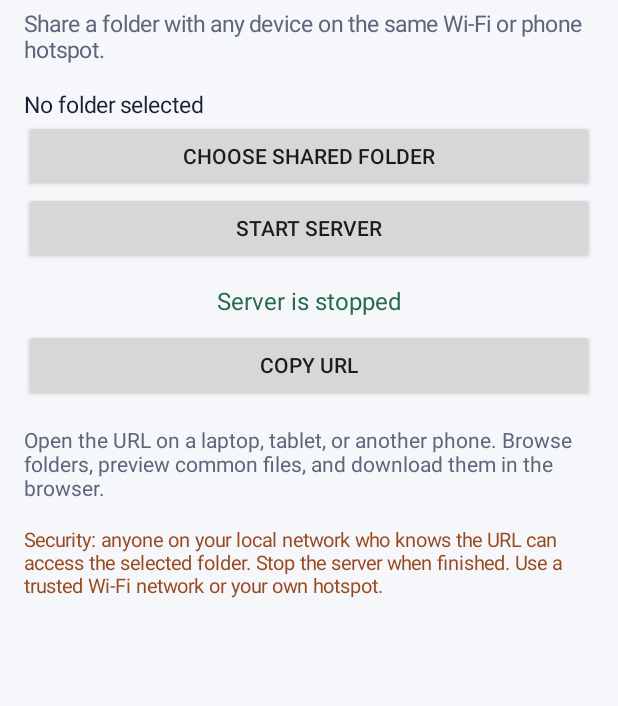
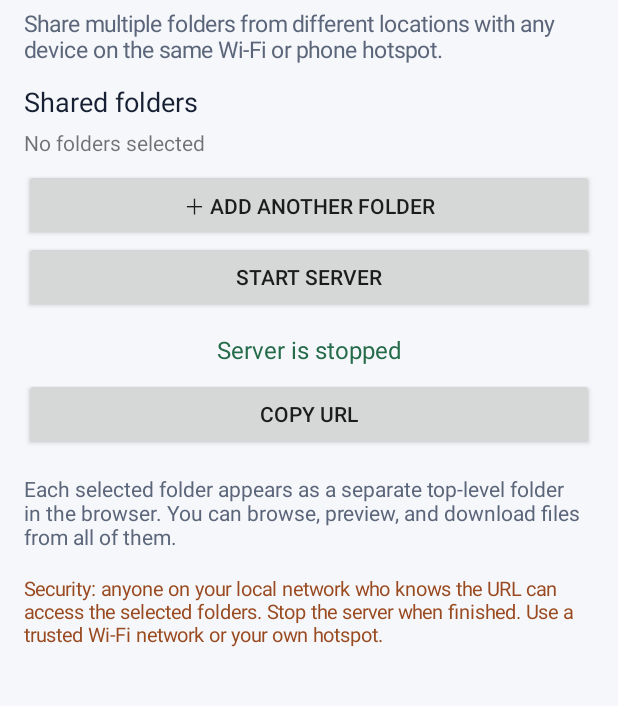
Before and after one commit to bharath747/http-server-android, an Android app: the screen it shows after launch (MainActivity), on a phone screen of 412 x 824 dp, the part 89-795 px from its top. Run offline under Robolectric (Android 15) with nearby library versions, the phone set to English and light mode, and no system bars.

Commit message:
Support selecting multiple shared folders

```diff
--- a/app/src/main/java/com/bharath/httpserver/MainActivity.kt
+++ b/app/src/main/java/com/bharath/httpserver/MainActivity.kt
@@ -10,17 +10,22 @@ import android.widget.LinearLayout
 import android.widget.TextView
 import android.widget.Toast
 import androidx.core.content.ContextCompat
+import androidx.documentfile.provider.DocumentFile
 
 class MainActivity : Activity() {
     private val pickFolder = 100
-    private var folderUri: Uri? = null
-    private lateinit var folderLabel: TextView
+    private val folderUris = mutableListOf<Uri>()
+    private lateinit var folderList: LinearLayout
     private lateinit var urlLabel: TextView
     private lateinit var startButton: Button
 
     override fun onCreate(savedInstanceState: Bundle?) {
         super.onCreate(savedInstanceState)
-        folderUri = getPreferences(MODE_PRIVATE).getString("folder", null)?.let(Uri::parse)
+        val prefs = getPreferences(MODE_PRIVATE)
+        val saved = prefs.getStringSet("folders", null)
+        if (saved != null) folderUris.addAll(saved.mapNotNull { runCatching { Uri.parse(it) }.getOrNull() })
+        else prefs.getString("folder", null)?.let { folderUris.add(Uri.parse(it)) }
+
         val root = LinearLayout(this).apply {
             orientation = LinearLayout.VERTICAL
             setPadding(24, 36, 24, 24)
@@ -29,11 +34,12 @@ class MainActivity : Activity() {
         fun label(value: String, size: Float, color: Int = 0xFF172033.toInt()) =
             TextView(this).apply { text = value; textSize = size; setTextColor(color) }
         root.addView(label("HTTP File Server", 26f))
-        root.addView(label("Share a folder with any device on the same Wi-Fi or phone hotspot.", 15f, 0xFF5C667A.toInt()).apply { setPadding(0, 8, 0, 24) })
-        folderLabel = label("No folder selected", 15f)
-        root.addView(folderLabel)
+        root.addView(label("Share multiple folders from different locations with any device on the same Wi-Fi or phone hotspot.", 15f, 0xFF5C667A.toInt()).apply { setPadding(0, 8, 0, 18) })
+        root.addView(label("Shared folders", 18f))
+        folderList = LinearLayout(this).apply { orientation = LinearLayout.VERTICAL }
+        root.addView(folderList)
         root.addView(Button(this).apply {
-            text = "Choose shared folder"
+            text = "＋ Add another folder"
             setOnClickListener { startActivityForResult(Intent(Intent.ACTION_OPEN_DOCUMENT_TREE), pickFolder) }
         })
         startButton = Button(this).apply { text = "START SERVER"; setOnClickListener { toggleServer() } }
@@ -51,22 +57,58 @@ class MainActivity : Activity() {
                 }
             }
         })
-        root.addView(label("Open the URL on a laptop, tablet, or another phone. Browse folders, preview common files, and download them in the browser.", 14f, 0xFF5C667A.toInt()).apply { setPadding(0, 24, 0, 0) })
-        root.addView(label("Security: anyone on your local network who knows the URL can access the selected folder. Stop the server when finished. Use a trusted Wi-Fi network or your own hotspot.", 13f, 0xFF9A4A20.toInt()).apply { setPadding(0, 24, 0, 0) })
+        root.addView(label("Each selected folder appears as a separate top-level folder in the browser. You can browse, preview, and download files from all of them.", 14f, 0xFF5C667A.toInt()).apply { setPadding(0, 24, 0, 0) })
+        root.addView(label("Security: anyone on your local network who knows the URL can access the selected folders. Stop the server when finished. Use a trusted Wi-Fi network or your own hotspot.", 13f, 0xFF9A4A20.toInt()).apply { setPadding(0, 24, 0, 0) })
         setContentView(root)
-        refreshFolder()
+        refreshFolders()
     }
 
-    private fun refreshFolder() { folderLabel.text = if (folderUri == null) "No folder selected" else "Shared folder selected ✓" }
+    private fun refreshFolders() {
+        folderList.removeAllViews()
+        if (folderUris.isEmpty()) {
+            folderList.addView(TextView(this).apply { text = "No folders selected"; textSize = 14f; setPadding(0, 8, 0, 12) })
+        }
+        folderUris.forEachIndexed { index, uri ->
+            val name = DocumentFile.fromTreeUri(this, uri)?.name ?: "Selected folder ${index + 1}"
+            folderList.addView(LinearLayout(this).apply {
+                orientation = LinearLayout.HORIZONTAL
+                gravity = Gravity.CENTER_VERTICAL
+                addView(TextView(this@MainActivity).apply {
+                    text = "📁 $name"
+                    textSize = 15f
+                    layoutParams = LinearLayout.LayoutParams(0, LinearLayout.LayoutParams.WRAP_CONTENT, 1f)
+                    setPadding(0, 8, 8, 8)
+                })
+                addView(Button(this@MainActivity).apply {
+                    text = "Remove"
+                    setOnClickListener {
+                        folderUris.removeAt(index)
+                        saveFolders()
+                        refreshFolders()
+                    }
+                })
+            })
+        }
+    }
+
+    private fun saveFolders() {
+        getPreferences(MODE_PRIVATE).edit()
+            .putStringSet("folders", folderUris.map { it.toString() }.toSet())
+            .remove("folder")
+            .apply()
+    }
 
     private fun toggleServer() {
-        if (folderUri == null) { Toast.makeText(this, "Choose a folder first", Toast.LENGTH_SHORT).show(); return }
+        if (folderUris.isEmpty()) { Toast.makeText(this, "Add at least one folder first", Toast.LENGTH_SHORT).show(); return }
         if (startButton.text.toString().contains("STOP")) {
             stopService(Intent(this, FileServerService::class.java))
             startButton.text = "START SERVER"
             urlLabel.text = "Server is stopped"
         } else {
-            val intent = Intent(this, FileServerService::class.java).apply { action = FileServerService.ACTION_START; data = folderUri }
+            val intent = Intent(this, FileServerService::class.java).apply {
+                action = FileServerService.ACTION_START
+                putStringArrayListExtra(FileServerService.EXTRA_FOLDER_URIS, ArrayList(folderUris.map { it.toString() }))
+            }
             ContextCompat.startForegroundService(this, intent)
             urlLabel.text = "http://" + FileServerService.findLanIp() + ":8080"
             startButton.text = "STOP SERVER"
@@ -79,10 +121,16 @@ class MainActivity : Activity() {
         if (requestCode == pickFolder && resultCode == RESULT_OK) {
             val uri = data?.data ?: return
             val flags = data.flags and (Intent.FLAG_GRANT_READ_URI_PERMISSION or Intent.FLAG_GRANT_WRITE_URI_PERMISSION)
-            contentResolver.takePersistableUriPermission(uri, flags)
-            folderUri = uri
-            getPreferences(MODE_PRIVATE).edit().putString("folder", uri.toString()).apply()
-            refreshFolder()
+            try {
+                contentResolver.takePersistableUriPermission(uri, flags)
+                if (folderUris.none { it == uri }) {
+                    folderUris.add(uri)
+                    saveFolders()
+                    refreshFolders()
+                } else Toast.makeText(this, "This folder is already selected", Toast.LENGTH_SHORT).show()
+            } catch (_: SecurityException) {
+                Toast.makeText(this, "Could not keep permission for this folder", Toast.LENGTH_LONG).show()
+            }
         }
     }
 }
```
